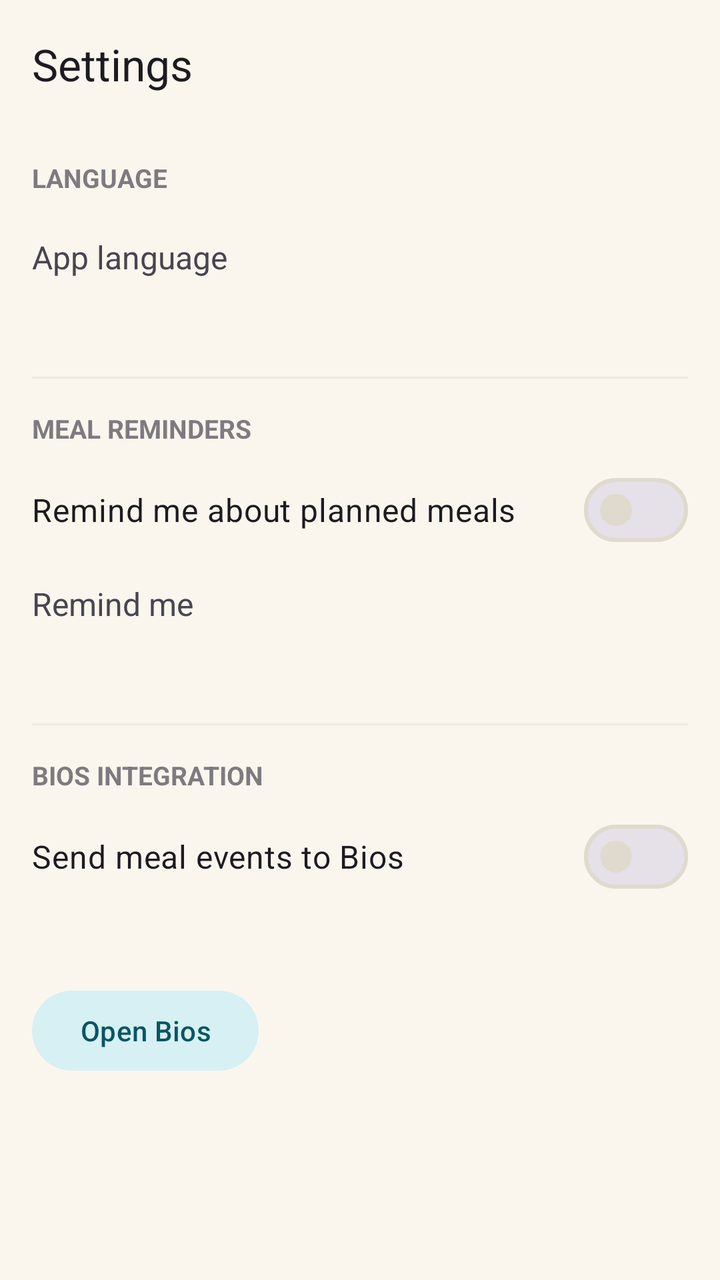
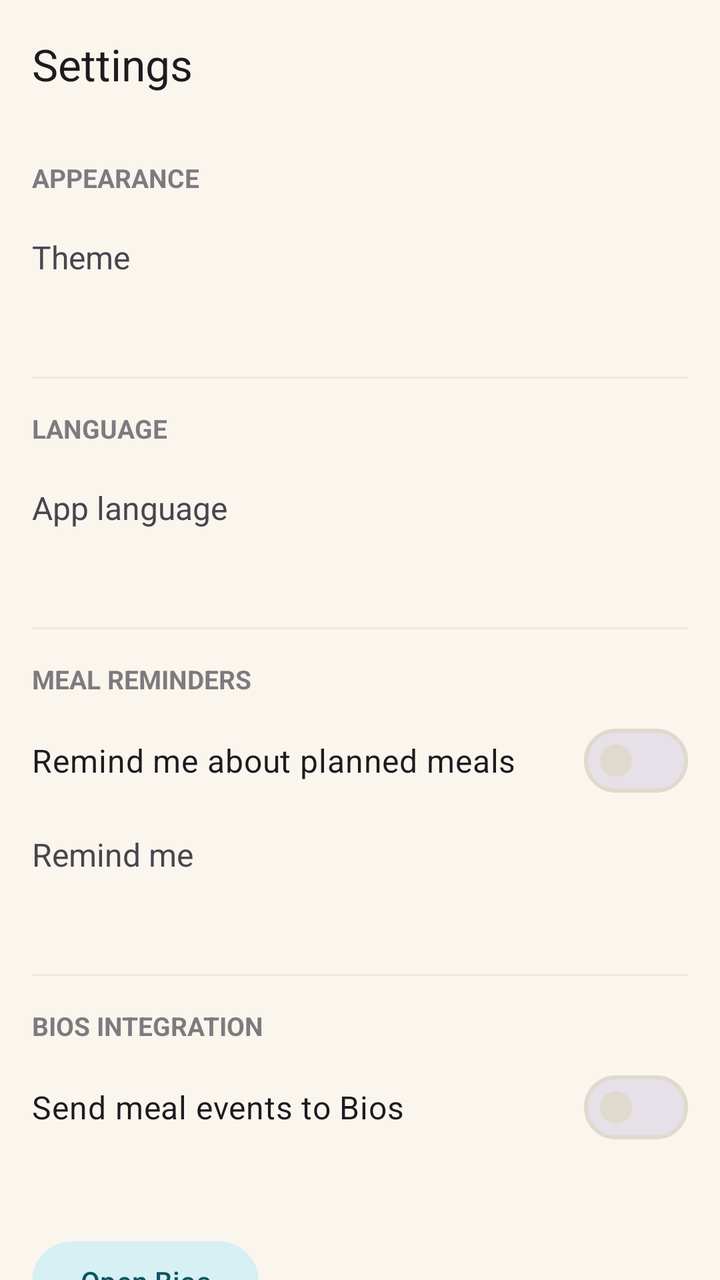

Two renders of the same Android screen: before a commit and after it. Below are the layout's source before the change and the commit's diff.
<!-- AndroidManifest.xml: application theme Theme.Idun -->
<!-- res/layout/activity_settings.xml -->
<?xml version="1.0" encoding="utf-8"?>
<androidx.coordinatorlayout.widget.CoordinatorLayout
    xmlns:android="http://schemas.android.com/apk/res/android"
    xmlns:app="http://schemas.android.com/apk/res-auto"
    android:layout_width="match_parent"
    android:layout_height="match_parent">

    <com.google.android.material.appbar.AppBarLayout
        android:layout_width="match_parent"
        android:layout_height="wrap_content">

        <com.google.android.material.appbar.MaterialToolbar
            android:id="@+id/toolbar"
            android:layout_width="match_parent"
            android:layout_height="?attr/actionBarSize"
            app:title="@string/settings_title" />
    </com.google.android.material.appbar.AppBarLayout>

    <androidx.core.widget.NestedScrollView
        android:layout_width="match_parent"
        android:layout_height="match_parent"
        app:layout_behavior="@string/appbar_scrolling_view_behavior">

        <LinearLayout
            android:layout_width="match_parent"
            android:layout_height="wrap_content"
            android:orientation="vertical"
            android:padding="16dp">

            <TextView
                android:layout_width="match_parent"
                android:layout_height="wrap_content"
                android:text="@string/settings_language_section"
                android:textSize="13sp"
                android:textStyle="bold"
                android:textAllCaps="true"
                android:alpha="0.7"
                android:layout_marginBottom="8dp" />

            <LinearLayout
                android:id="@+id/language_row"
                android:layout_width="match_parent"
                android:layout_height="wrap_content"
                android:orientation="vertical"
                android:background="?attr/selectableItemBackground"
                android:clickable="true"
                android:focusable="true"
                android:paddingVertical="12dp">

                <TextView
                    android:layout_width="match_parent"
                    android:layout_height="wrap_content"
                    android:text="@string/settings_language_label"
                    android:textSize="16sp" />

                <TextView
                    android:id="@+id/language_value"
                    android:layout_width="match_parent"
                    android:layout_height="wrap_content"
                    android:textSize="14sp"
                    android:alpha="0.7"
                    android:layout_marginTop="2dp" />
            </LinearLayout>

            <View
                android:layout_width="match_parent"
                android:layout_height="1dp"
                android:background="?android:attr/listDivider"
                android:layout_marginVertical="16dp"
                android:alpha="0.4" />

            <TextView
                android:layout_width="match_parent"
                android:layout_height="wrap_content"
                android:text="@string/settings_reminders_section"
                android:textSize="13sp"
                android:textStyle="bold"
                android:textAllCaps="true"
                android:alpha="0.7"
                android:layout_marginBottom="8dp" />

            <com.google.android.material.materialswitch.MaterialSwitch
                android:id="@+id/reminders_toggle"
                android:layout_width="match_parent"
                android:layout_height="wrap_content"
                android:text="@string/settings_reminders_toggle"
                android:textSize="16sp"
                android:paddingVertical="12dp" />

            <LinearLayout
                android:id="@+id/reminders_lead_row"
                android:layout_width="match_parent"
                android:layout_height="wrap_content"
                android:orientation="vertical"
                android:background="?attr/selectableItemBackground"
                android:clickable="true"
                android:focusable="true"
                android:paddingVertical="12dp">

                <TextView
                    android:layout_width="match_parent"
                    android:layout_height="wrap_content"
                    android:text="@string/settings_reminders_lead_label"
                    android:textSize="16sp" />

                <TextView
                    android:id="@+id/reminders_lead_value"
                    android:layout_width="match_parent"
                    android:layout_height="wrap_content"
                    android:textSize="14sp"
                    android:alpha="0.7"
                    android:layout_marginTop="2dp" />
            </LinearLayout>

            <TextView
                android:id="@+id/reminders_hint"
                android:layout_width="match_parent"
                android:layout_height="wrap_content"
                android:text="@string/settings_reminders_blocked_hint"
                android:textSize="13sp"
                android:alpha="0.7"
                android:layout_marginTop="4dp"
                android:visibility="gone" />

            <View
                android:layout_width="match_parent"
                android:layout_height="1dp"
                android:background="?android:attr/listDivider"
                android:layout_marginVertical="16dp"
                android:alpha="0.4" />

            <TextView
                android:layout_width="match_parent"
                android:layout_height="wrap_content"
                android:text="@string/settings_bios_section"
                android:textSize="13sp"
                android:textStyle="bold"
                android:textAllCaps="true"
                android:alpha="0.7"
                android:layout_marginBottom="8dp" />

            <com.google.android.material.materialswitch.MaterialSwitch
                android:id="@+id/bios_toggle"
                android:layout_width="match_parent"
                android:layout_height="wrap_content"
                android:text="@string/settings_bios_toggle"
                android:textSize="16sp"
                android:paddingVertical="12dp" />

            <TextView
                android:id="@+id/bios_status"
                android:layout_width="match_parent"
                android:layout_height="wrap_content"
                android:textSize="14sp"
                android:alpha="0.7"
                android:layout_marginTop="4dp"
                android:layout_marginBottom="8dp" />

            <TextView
                android:id="@+id/bios_pending_banner"
                android:layout_width="match_parent"
                android:layout_height="wrap_content"
                android:text="@string/settings_bios_pending_approval"
                android:textSize="13sp"
                android:padding="12dp"
                android:background="@color/banner_pending"
                android:layout_marginVertical="8dp"
                android:visibility="gone" />

            <com.google.android.material.button.MaterialButton
                android:id="@+id/bios_open_app"
                style="@style/Widget.Material3.Button.TonalButton"
                android:layout_width="wrap_content"
                android:layout_height="wrap_content"
                android:text="@string/bios_open_app"
                android:layout_marginTop="8dp" />

        </LinearLayout>
    </androidx.core.widget.NestedScrollView>

</androidx.coordinatorlayout.widget.CoordinatorLayout>
<!-- resources referenced by this layout -->
<resources>
  <color name="banner_pending">#FFF4DA</color>
  <string name="bios_open_app">Open Bios</string>
  <string name="settings_bios_pending_approval">Pending approval in Bios → Companion Apps</string>
  <string name="settings_bios_section">Bios integration</string>
  <string name="settings_bios_toggle">Send meal events to Bios</string>
  <string name="settings_language_label">App language</string>
  <string name="settings_language_section">Language</string>
  <string name="settings_reminders_blocked_hint">Notifications are turned off for Idun in system settings, so reminders won\'t appear.</string>
  <string name="settings_reminders_lead_label">Remind me</string>
  <string name="settings_reminders_section">Meal reminders</string>
  <string name="settings_reminders_toggle">Remind me about planned meals</string>
  <string name="settings_title">Settings</string>
  <style name="Theme.Idun" parent="Base.Theme.Idun" />
  <style name="Base.Theme.Idun" parent="Theme.Material3.Light.NoActionBar">
          
          <item name="colorPrimary">@color/accent_apple_red</item>
          <item name="colorOnPrimary">@color/white</item>
          <item name="colorPrimaryContainer">@color/accent_apple_red_soft</item>
          <item name="colorOnPrimaryContainer">@color/accent_apple_red_dark</item>
  
          
          <item name="colorSecondary">@color/accent_cyan</item>
          <item name="colorOnSecondary">@color/white</item>
          <item name="colorSecondaryContainer">@color/accent_cyan_soft</item>
          <item name="colorOnSecondaryContainer">@color/accent_cyan_dark</item>
  
          
          <item name="android:colorBackground">@color/background</item>
          <item name="colorSurface">@color/background</item>
          <item name="colorOnSurface">@color/text_primary</item>
          <item name="colorSurfaceVariant">@color/surface_variant</item>
          <item name="colorOnSurfaceVariant">@color/text_secondary</item>
          <item name="colorOutline">@color/divider</item>
          <item name="colorOutlineVariant">@color/divider</item>
  
          
          <item name="android:statusBarColor">@color/background</item>
          <item name="android:windowLightStatusBar">true</item>
      </style>
  <color name="accent_apple_red">#B33A3A</color>
  <color name="white">#FFFFFFFF</color>
  <color name="accent_apple_red_soft">#F4D5D5</color>
  <color name="accent_apple_red_dark">#5C1A1A</color>
  <color name="accent_cyan">#00BCD4</color>
  <color name="accent_cyan_soft">#D6F0F4</color>
  <color name="accent_cyan_dark">#0A5560</color>
  <color name="background">#FAF6EE</color>
  <color name="text_primary">#1A1A1A</color>
  <color name="surface_variant">#F0EAD8</color>
  <color name="text_secondary">#5C5C5C</color>
  <color name="divider">#E0DACE</color>
</resources>

<!-- the commit's change to res/layout/activity_settings.xml (unified diff, before → after) -->
@@ -30,7 +30,7 @@
             <TextView
                 android:layout_width="match_parent"
                 android:layout_height="wrap_content"
-                android:text="@string/settings_language_section"
+                android:text="@string/settings_appearance_section"
                 android:textSize="13sp"
                 android:textStyle="bold"
                 android:textAllCaps="true"
@@ -38,7 +38,7 @@
                 android:layout_marginBottom="8dp" />
 
             <LinearLayout
-                android:id="@+id/language_row"
+                android:id="@+id/theme_row"
                 android:layout_width="match_parent"
                 android:layout_height="wrap_content"
                 android:orientation="vertical"
@@ -50,11 +50,11 @@
                 <TextView
                     android:layout_width="match_parent"
                     android:layout_height="wrap_content"
-                    android:text="@string/settings_language_label"
+                    android:text="@string/settings_theme_label"
                     android:textSize="16sp" />
 
                 <TextView
-                    android:id="@+id/language_value"
+                    android:id="@+id/theme_value"
                     android:layout_width="match_parent"
                     android:layout_height="wrap_content"
                     android:textSize="14sp"
@@ -72,23 +72,15 @@
             <TextView
                 android:layout_width="match_parent"
                 android:layout_height="wrap_content"
-                android:text="@string/settings_reminders_section"
-                android:textSize="13sp"
-                android:textStyle="bold"
-                android:textAllCaps="true"
-                android:alpha="0.7"
-                android:layout_marginBottom="8dp" />
-
-            <com.google.android.material.materialswitch.MaterialSwitch
-                android:id="@+id/reminders_toggle"
-                android:layout_width="match_parent"
-                android:layout_height="wrap_content"
-                android:text="@string/settings_reminders_toggle"
-                android:textSize="16sp"
-                android:paddingVertical="12dp" />
+                android:text="@string/settings_language_section"
+                android:textSize="13sp"
+                android:textStyle="bold"
+                android:textAllCaps="true"
+                android:alpha="0.7"
+                android:layout_marginBottom="8dp" />
 
             <LinearLayout
-                android:id="@+id/reminders_lead_row"
+                android:id="@+id/language_row"
                 android:layout_width="match_parent"
                 android:layout_height="wrap_content"
                 android:orientation="vertical"
@@ -100,11 +92,11 @@
                 <TextView
                     android:layout_width="match_parent"
                     android:layout_height="wrap_content"
-                    android:text="@string/settings_reminders_lead_label"
+                    android:text="@string/settings_language_label"
                     android:textSize="16sp" />
 
                 <TextView
-                    android:id="@+id/reminders_lead_value"
+                    android:id="@+id/language_value"
                     android:layout_width="match_parent"
                     android:layout_height="wrap_content"
                     android:textSize="14sp"
@@ -112,16 +104,6 @@
                     android:layout_marginTop="2dp" />
             </LinearLayout>
 
-            <TextView
-                android:id="@+id/reminders_hint"
-                android:layout_width="match_parent"
-                android:layout_height="wrap_content"
-                android:text="@string/settings_reminders_blocked_hint"
-                android:textSize="13sp"
-                android:alpha="0.7"
-                android:layout_marginTop="4dp"
-                android:visibility="gone" />
-
             <View
                 android:layout_width="match_parent"
                 android:layout_height="1dp"
@@ -132,6 +114,66 @@
             <TextView
                 android:layout_width="match_parent"
                 android:layout_height="wrap_content"
+                android:text="@string/settings_reminders_section"
+                android:textSize="13sp"
+                android:textStyle="bold"
+                android:textAllCaps="true"
+                android:alpha="0.7"
+                android:layout_marginBottom="8dp" />
+
+            <com.google.android.material.materialswitch.MaterialSwitch
+                android:id="@+id/reminders_toggle"
+                android:layout_width="match_parent"
+                android:layout_height="wrap_content"
+                android:text="@string/settings_reminders_toggle"
+                android:textSize="16sp"
+                android:paddingVertical="12dp" />
+
+            <LinearLayout
+                android:id="@+id/reminders_lead_row"
+                android:layout_width="match_parent"
+                android:layout_height="wrap_content"
+                android:orientation="vertical"
+                android:background="?attr/selectableItemBackground"
+                android:clickable="true"
+                android:focusable="true"
+                android:paddingVertical="12dp">
+
+                <TextView
+                    android:layout_width="match_parent"
+                    android:layout_height="wrap_content"
+                    android:text="@string/settings_reminders_lead_label"
+                    android:textSize="16sp" />
+
+                <TextView
+                    android:id="@+id/reminders_lead_value"
+                    android:layout_width="match_parent"
+                    android:layout_height="wrap_content"
+                    android:textSize="14sp"
+                    android:alpha="0.7"
+                    android:layout_marginTop="2dp" />
+            </LinearLayout>
+
+            <TextView
+                android:id="@+id/reminders_hint"
+                android:layout_width="match_parent"
+                android:layout_height="wrap_content"
+                android:text="@string/settings_reminders_blocked_hint"
+                android:textSize="13sp"
+                android:alpha="0.7"
+                android:layout_marginTop="4dp"
+                android:visibility="gone" />
+
+            <View
+                android:layout_width="match_parent"
+                android:layout_height="1dp"
+                android:background="?android:attr/listDivider"
+                android:layout_marginVertical="16dp"
+                android:alpha="0.4" />
+
+            <TextView
+                android:layout_width="match_parent"
+                android:layout_height="wrap_content"
                 android:text="@string/settings_bios_section"
                 android:textSize="13sp"
                 android:textStyle="bold"
<!-- resource entries referenced after the edit -->
@@ -2,6 +2,7 @@
 <resources>
   <color name="banner_pending">#FFF4DA</color>
   <string name="bios_open_app">Open Bios</string>
+  <string name="settings_appearance_section">Appearance</string>
   <string name="settings_bios_pending_approval">Pending approval in Bios → Companion Apps</string>
   <string name="settings_bios_section">Bios integration</string>
   <string name="settings_bios_toggle">Send meal events to Bios</string>
@@ -11,9 +12,10 @@
   <string name="settings_reminders_lead_label">Remind me</string>
   <string name="settings_reminders_section">Meal reminders</string>
   <string name="settings_reminders_toggle">Remind me about planned meals</string>
+  <string name="settings_theme_label">Theme</string>
   <string name="settings_title">Settings</string>
   <style name="Theme.Idun" parent="Base.Theme.Idun" />
-  <style name="Base.Theme.Idun" parent="Theme.Material3.Light.NoActionBar">
+  <style name="Base.Theme.Idun" parent="Theme.Material3.DayNight.NoActionBar">
           
           <item name="colorPrimary">@color/accent_apple_red</item>
           <item name="colorOnPrimary">@color/white</item>
@@ -37,7 +39,7 @@
   
           
           <item name="android:statusBarColor">@color/background</item>
-          <item name="android:windowLightStatusBar">true</item>
+          <item name="android:windowLightStatusBar">@bool/window_light_status_bar</item>
       </style>
   <color name="accent_apple_red">#B33A3A</color>
   <color name="white">#FFFFFFFF</color>
